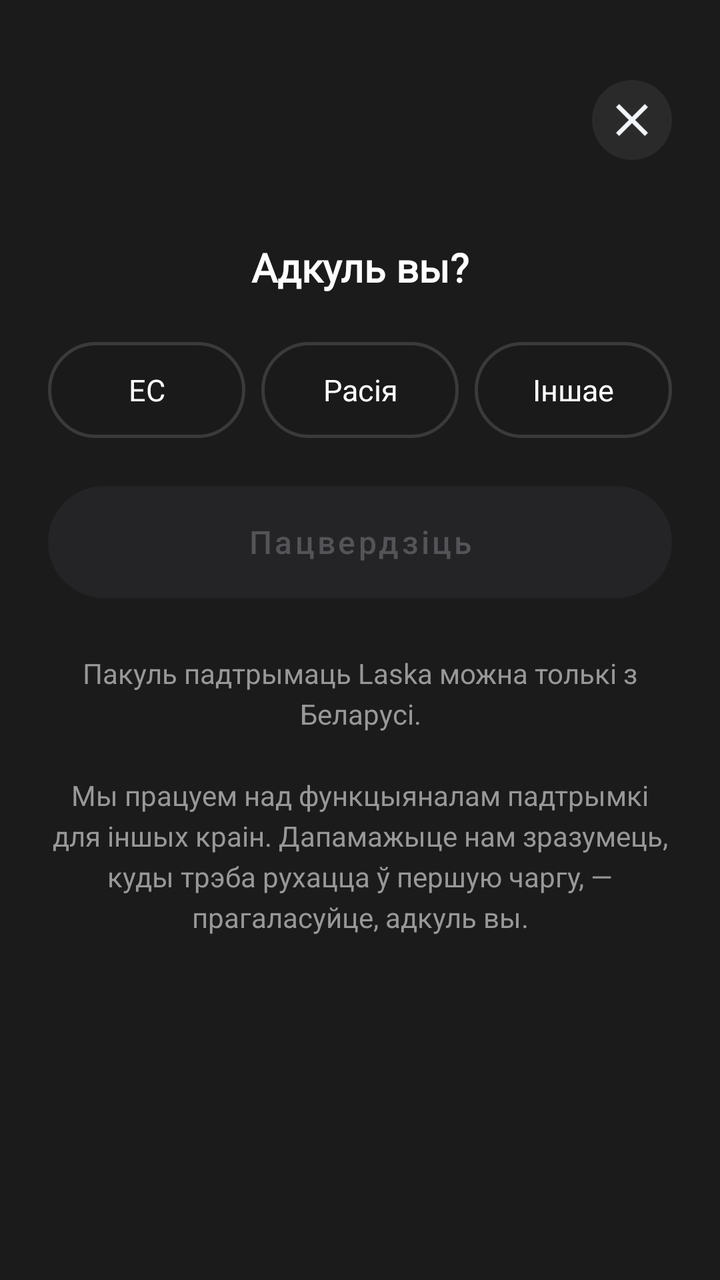
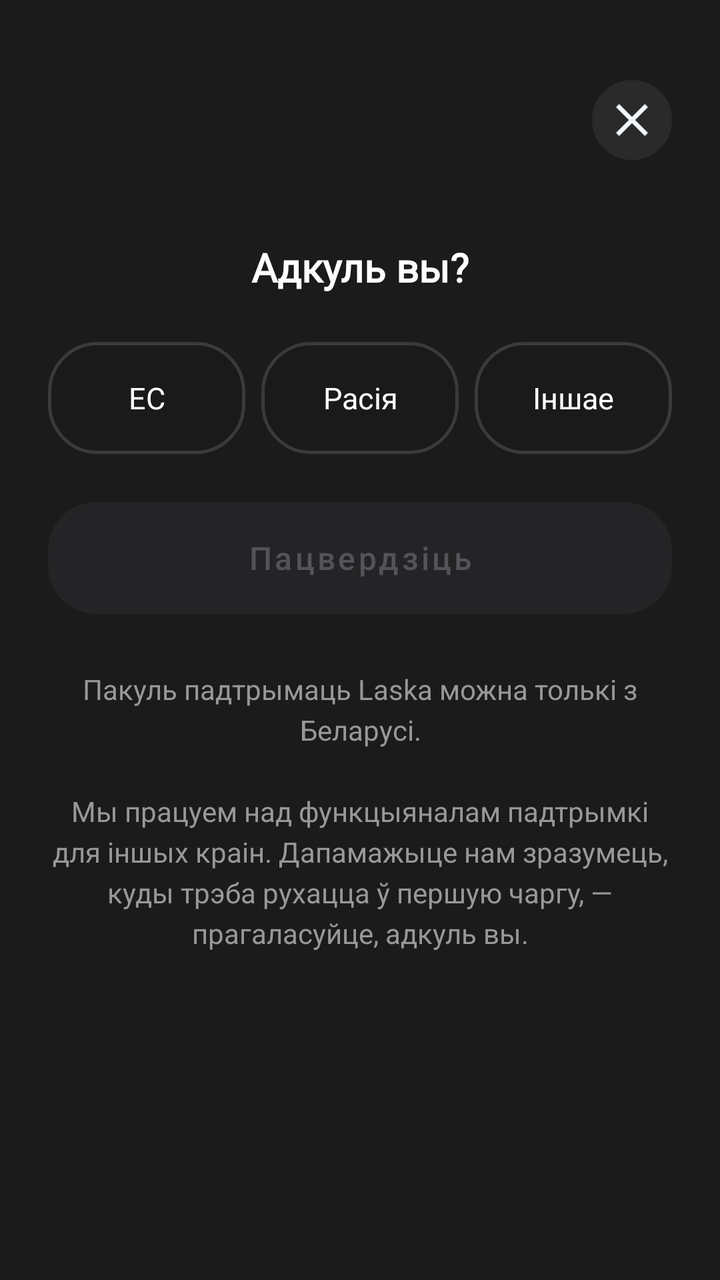

An Android layout rendered at two revisions. The XML below is the earlier revision; the diff shows what the commit changed to produce the second picture.
<!-- AndroidManifest.xml: application theme Theme.Laska -->
<!-- res/layout/fragment_outside_by_support_dialogfragment.xml -->
<?xml version="1.0" encoding="utf-8"?>
<androidx.constraintlayout.widget.ConstraintLayout xmlns:android="http://schemas.android.com/apk/res/android"
    xmlns:app="http://schemas.android.com/apk/res-auto"
    android:layout_width="match_parent"
    android:layout_height="match_parent"
    android:background="#1b1b1b"
    android:clickable="true"
    android:focusable="true"
    android:padding="24dp">

    
    <ImageView
        android:id="@+id/btnClose"
        android:layout_width="40dp"
        android:layout_height="40dp"
        android:layout_marginTop="16dp"
        android:background="@drawable/bg_circle_dark"
        android:padding="12dp"
        android:src="@drawable/close_btn_ic"
        app:backgroundTint="@null"
        app:layout_constraintEnd_toEndOf="parent"
        app:layout_constraintTop_toTopOf="parent" />

    
    <TextView
        android:id="@+id/tvTitle"
        android:layout_width="wrap_content"
        android:layout_height="wrap_content"
        android:layout_marginTop="40dp"
        android:fontFamily="@font/inter"
        android:text="@string/donate_belarus_not_origin"
        android:textColor="#FFFFFF"
        android:textSize="20sp"
        android:textStyle="bold"
        app:layout_constraintEnd_toEndOf="parent"
        app:layout_constraintStart_toStartOf="parent"
        app:layout_constraintTop_toBottomOf="@id/btnClose" />

    
    <RadioGroup
        android:id="@+id/rgRegion"
        android:layout_width="match_parent"
        android:layout_height="wrap_content"
        android:layout_marginTop="24dp"
        android:orientation="horizontal"
        app:layout_constraintTop_toBottomOf="@id/tvTitle">

        <RadioButton
            android:id="@+id/rbEc"
            style="@style/Widget.AppCompat.CompoundButton.RadioButton"
            android:layout_width="0dp"
            android:layout_height="48dp"
            android:layout_weight="1"
            android:background="@drawable/bg_capsule_selector"
            android:backgroundTint="@null"
            android:button="@null"
            android:buttonTint="@null"
            android:gravity="center"
            android:text="@string/donate_belarus_not_EU"
            android:textColor="@color/btn_text_selector"
            android:textSize="15sp" />

        <RadioButton
            android:id="@+id/rbRussia"
            style="@style/Widget.AppCompat.CompoundButton.RadioButton"
            android:layout_width="0dp"
            android:layout_height="48dp"
            android:layout_marginHorizontal="8dp"
            android:layout_weight="1"
            android:background="@drawable/bg_capsule_selector"
            android:backgroundTint="@null"
            android:button="@null"
            android:buttonTint="@null"
            android:gravity="center"
            android:text="@string/donate_belarus_not_Russia"
            android:textColor="@color/btn_text_selector"
            android:textSize="15sp" />

        <RadioButton
            android:id="@+id/rbOther"
            style="@style/Widget.AppCompat.CompoundButton.RadioButton"
            android:layout_width="0dp"
            android:layout_height="48dp"
            android:layout_weight="1"
            android:background="@drawable/bg_capsule_selector"
            android:backgroundTint="@null"
            android:button="@null"
            android:buttonTint="@null"
            android:gravity="center"
            android:text="@string/donate_belarus_not_Other"
            android:textColor="@color/btn_text_selector"
            android:textSize="15sp" />
    </RadioGroup>

    
    <com.google.android.material.button.MaterialButton
        android:id="@+id/btnConfirm"
        style="@style/Widget.MaterialComponents.Button"
        android:layout_width="match_parent"
        android:layout_height="56dp"
        android:layout_marginTop="24dp"
        android:enabled="false"
        android:insetTop="0dp"
        android:insetBottom="0dp"
        android:text="@string/donate_belarus_not_confirm"
        android:textAllCaps="false"
        android:textColor="@color/btn_confirm_text_selector"
        android:textSize="16sp"
        app:backgroundTint="@color/btn_confirm_bg_selector"
        app:cornerRadius="100dp"
        app:layout_constraintTop_toBottomOf="@id/rgRegion" />

    
    <TextView
        android:id="@+id/tvDescription"
        android:layout_width="match_parent"
        android:layout_height="wrap_content"
        android:layout_marginTop="28dp"
        android:gravity="center"
        android:lineSpacingExtra="4dp"
        android:text="@string/donate_belarus_not_subtitle"
        android:textColor="#989898"
        android:textSize="14sp"
        app:layout_constraintTop_toBottomOf="@id/btnConfirm" />

</androidx.constraintlayout.widget.ConstraintLayout>
<!-- resources referenced by this layout -->
<resources>
  <!-- drawable bg_capsule_selector (drawable) -->
  <?xml version="1.0" encoding="utf-8"?>
  <selector xmlns:android="http://schemas.android.com/apk/res/android">
      
      <item android:state_checked="true">
          <shape android:shape="rectangle">
              <solid android:color="#1A1A1A" />
              <stroke android:width="1.5dp" android:color="#FFF1C5" />
              <corners android:radius="24dp" />
          </shape>
      </item>
      
      <item>
          <shape android:shape="rectangle">
              <solid android:color="#1A1A1A" />
              <stroke android:width="1.5dp" android:color="#3A3A3C" />
              <corners android:radius="24dp" />
          </shape>
      </item>
  </selector>
  <!-- drawable bg_circle_dark (drawable) -->
  <shape xmlns:android="http://schemas.android.com/apk/res/android" android:shape="oval">
      <solid android:color="#2A2A2A"/>
  </shape>
  <!-- drawable close_btn_ic: png bitmap (drawable, 687 bytes) -->
  <string name="donate_belarus_not_EU">ЕС</string>
  <string name="donate_belarus_not_Other">Іншае</string>
  <string name="donate_belarus_not_Russia">Расія</string>
  <string name="donate_belarus_not_confirm">Пацвердзіць</string>
  <string name="donate_belarus_not_origin">Адкуль вы?</string>
  <string name="donate_belarus_not_subtitle">Пакуль падтрымаць Laska можна толькі з Беларусі.\n\nМы працуем над функцыяналам падтрымкі для іншых краін. Дапамажыце нам зразумець, куды трэба рухацца ў першую чаргу, — прагаласуйце, адкуль вы.</string>
  <style name="Theme.Laska" parent="Base.Theme.Laska" />
  <style name="Base.Theme.Laska" parent="Theme.Material3.DayNight.NoActionBar">
          <item name="android:statusBarColor">@android:color/transparent</item>
          <item name="android:windowLightStatusBar">false</item>
          <item name="android:navigationBarColor">@android:color/transparent</item>
  
      </style>
</resources>

<!-- the commit's change to res/layout/fragment_outside_by_support_dialogfragment.xml (unified diff, before → after) -->
@@ -49,7 +49,7 @@
             android:id="@+id/rbEc"
             style="@style/Widget.AppCompat.CompoundButton.RadioButton"
             android:layout_width="0dp"
-            android:layout_height="48dp"
+            android:layout_height="56dp"
             android:layout_weight="1"
             android:background="@drawable/bg_capsule_selector"
             android:backgroundTint="@null"
@@ -64,7 +64,7 @@
             android:id="@+id/rbRussia"
             style="@style/Widget.AppCompat.CompoundButton.RadioButton"
             android:layout_width="0dp"
-            android:layout_height="48dp"
+            android:layout_height="56dp"
             android:layout_marginHorizontal="8dp"
             android:layout_weight="1"
             android:background="@drawable/bg_capsule_selector"
@@ -80,7 +80,7 @@
             android:id="@+id/rbOther"
             style="@style/Widget.AppCompat.CompoundButton.RadioButton"
             android:layout_width="0dp"
-            android:layout_height="48dp"
+            android:layout_height="56dp"
             android:layout_weight="1"
             android:background="@drawable/bg_capsule_selector"
             android:backgroundTint="@null"
@@ -107,7 +107,7 @@
         android:textColor="@color/btn_confirm_text_selector"
         android:textSize="16sp"
         app:backgroundTint="@color/btn_confirm_bg_selector"
-        app:cornerRadius="100dp"
+        app:cornerRadius="24dp"
         app:layout_constraintTop_toBottomOf="@id/rgRegion" />
 
     
